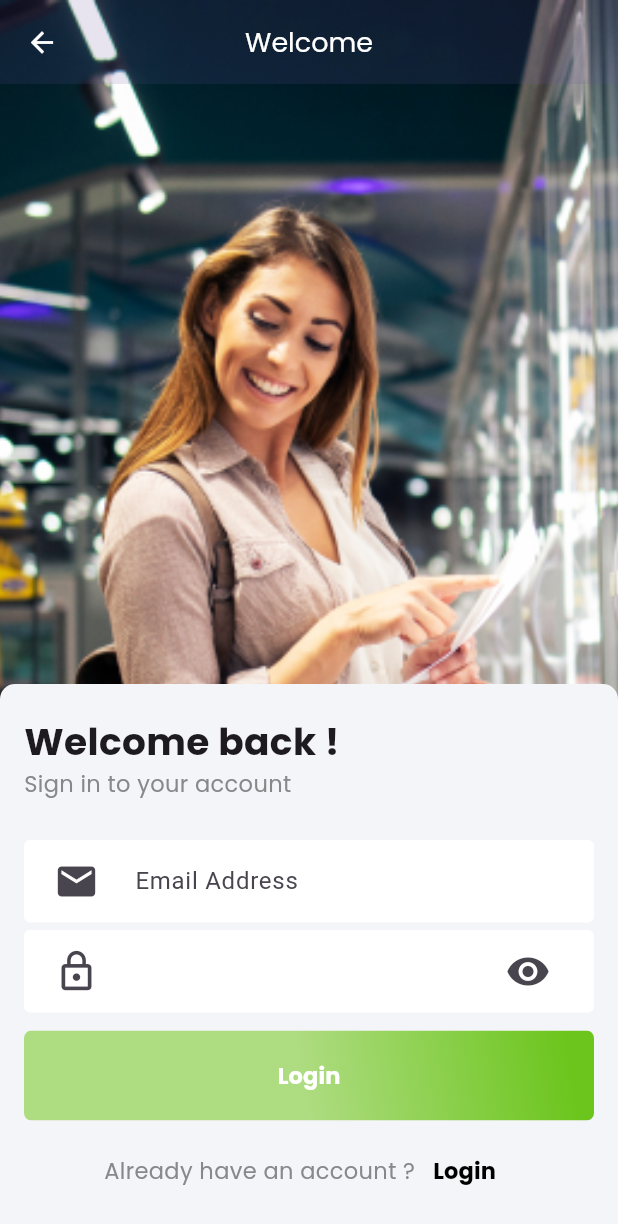
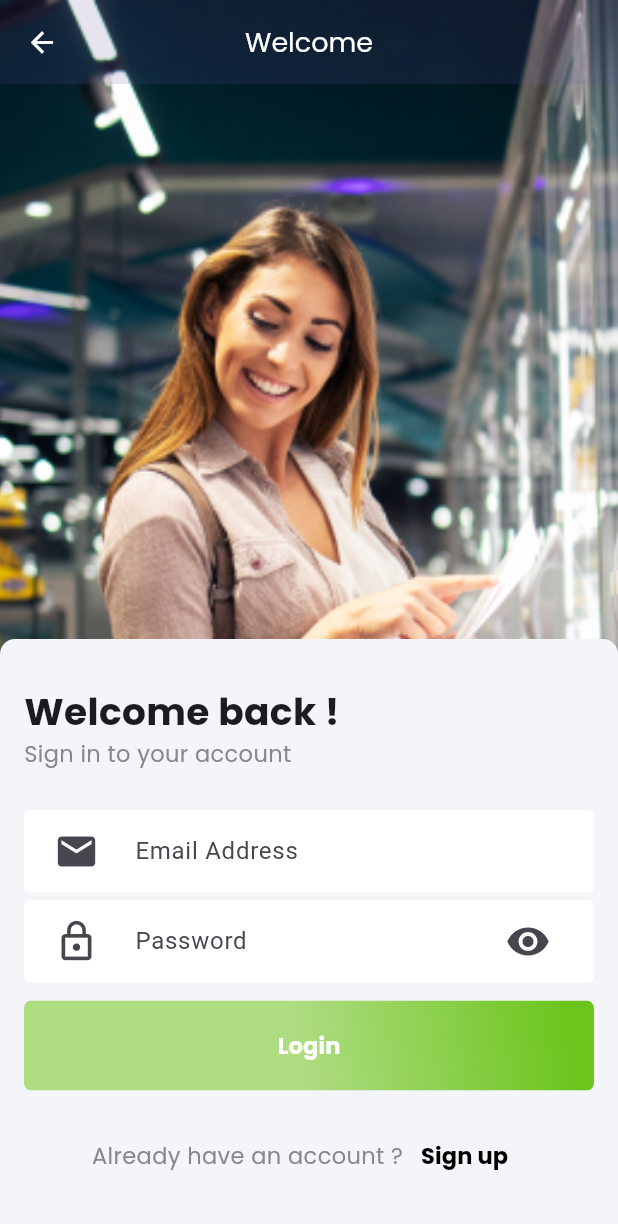
Before and after one commit to Alireza-Seif/Grocery-App, a Flutter app: the screen it shows after launch, after a tap on "Get started", after a tap on "Login", on a phone screen of 412 x 824 dp. Shown: the top 1224 px of the screen. Run offline on Flutter 3.47's test engine with Material 3 defaults, Android fonts, the phone set to English and light mode, and no system bars; our stand-ins replace flutter_svg.

Commit message:
feat: fix padding with the Theme

```diff
--- a/lib/components/text_field/password_text_field.dart
+++ b/lib/components/text_field/password_text_field.dart
@@ -18,6 +18,7 @@ class _PasswordFieldState extends State<PasswordField> {
       decoration: InputDecoration(
         filled: true,
         fillColor: Colors.white,
+        label: const Text('Password'),
         prefixIcon: const Padding(
           padding: EdgeInsets.only(right: 20, left: 20),
           child: Icon(
--- a/lib/screens/auth/auth_login.dart
+++ b/lib/screens/auth/auth_login.dart
@@ -1,31 +1,36 @@
 import 'package:flutter/material.dart';
-import 'package:grocery/components/icon/icon_view.dart';
 import 'package:grocery/components/text_field/email_text_field.dart';
-import 'package:grocery/constants/app_icons.dart';
-import 'package:grocery/screens/auth/auth_wdlcome.dart';
-import 'package:grocery/screens/splash/splash_1.dart';
+import 'package:grocery/components/text_field/password_text_field.dart';
+import 'package:grocery/main.dart';
+import 'package:grocery/screens/auth/auth_sign_up.dart';
 
-import '../../components/buttons/auth_button.dart';
 import '../../components/buttons/elevated_button.dart';
-import '../../components/text_field/password_text_field.dart';
 import '../../constants/langs/app_strings.dart';
 import '../../constants/themes/app_theme.dart';
 import '../../constants/themes/colors/app_colors.dart';
 import '../../widgets/app_bar.dart';
 import '../../widgets/back_button.dart';
-import '../splash/splash_4.dart';
+import 'auth_wdlcome.dart';
 
 class LoginScreen extends StatelessWidget {
-  const LoginScreen({super.key});
+  const LoginScreen({Key? key}) : super(key: key);
 
   @override
   Widget build(BuildContext context) {
-    return Scaffold(
+    return Theme(
+      data: ThemeData(
+        inputDecorationTheme: const InputDecorationTheme(
+          contentPadding: EdgeInsets.all(16.0),
+        ),
+        // Add other theme configurations as needed
+      ),
+      child: Scaffold(
         body: Container(
           decoration: const BoxDecoration(
             image: DecorationImage(
               image: AssetImage('assets/images/auth/auth2.png'),
-              fit: BoxFit.cover),
+              fit: BoxFit.cover,
+            ),
           ),
           child: Center(
             child: Column(
@@ -37,11 +42,11 @@ class LoginScreen extends StatelessWidget {
                   titleText: 'Welcome',
                 ),
                 const SizedBox(
-                height: 400,
+                  height: 370,
                 ),
                 Expanded(
                   child: Container(
-                  padding: const EdgeInsets.fromLTRB(16, 20, 16, 20),
+                    padding: const EdgeInsets.fromLTRB(16, 30, 16, 20),
                     decoration: const BoxDecoration(
                       color: AppColors.background2,
                       borderRadius: BorderRadius.only(
@@ -77,7 +82,7 @@ class LoginScreen extends StatelessWidget {
                             Navigator.pushReplacement(
                               context,
                               MaterialPageRoute(
-                              builder: (context) => const SplashScreen1(),
+                                builder: (context) => const HomPage(),
                               ),
                             );
                           },
@@ -98,16 +103,18 @@ class LoginScreen extends StatelessWidget {
                                   Navigator.pushReplacement(
                                     context,
                                     MaterialPageRoute(
-                                    builder: (context) => const SplashScreen1(),
+                                      builder: (context) =>  const SignUpScreen(),
                                     ),
                                   );
                                 },
-                              child: const Text('Login',
-                                  style: MyTextStyles.styleText1),
-                            )
+                                child: const Text(
+                                  'Sign up',
+                                  style: MyTextStyles.styleText1,
+                                ),
+                              ),
                             ],
                           ),
-                      )
+                        ),
                       ],
                     ),
                   ),
@@ -116,6 +123,7 @@ class LoginScreen extends StatelessWidget {
             ),
           ),
         ),
+      ),
     );
   }
 }
--- a/lib/screens/auth/auth_wdlcome.dart
+++ b/lib/screens/auth/auth_wdlcome.dart
@@ -1,6 +1,5 @@
 import 'package:flutter/material.dart';
 import 'package:grocery/screens/auth/auth_login.dart';
-import 'package:grocery/screens/splash/splash_1.dart';
 import 'package:grocery/widgets/app_bar.dart';
 
 import '../../components/buttons/auth_button.dart';
@@ -9,35 +8,43 @@ import '../../constants/langs/app_strings.dart';
 import '../../constants/themes/app_theme.dart';
 import '../../constants/themes/colors/app_colors.dart';
 import '../../widgets/back_button.dart';
-import '../splash/splash_4.dart';
+import '../intro_slider.dart';
 
 class WelcomeScreen extends StatelessWidget {
-  const WelcomeScreen({super.key});
+  const WelcomeScreen({Key? key}) : super(key: key);
 
   @override
   Widget build(BuildContext context) {
-    return Scaffold(
+    return Theme(
+      data: ThemeData(
+        inputDecorationTheme: const InputDecorationTheme(
+          contentPadding: EdgeInsets.all(16.0),
+        ),
+        // Add other theme configurations as needed
+      ),
+      child: Scaffold(
         body: Container(
           decoration: const BoxDecoration(
             image: DecorationImage(
               image: AssetImage('assets/images/auth/auth1.png'),
-              fit: BoxFit.cover),
+              fit: BoxFit.cover,
+            ),
           ),
           child: Center(
             child: Column(
               children: [
                 CustomAppBar(
                   leading: const BackButtonWidget(
-                  destinationPage: SplashScreen4(),
+                    destinationPage: IntroSliderPage(),
                   ),
                   titleText: 'Welcome',
                 ),
                 const SizedBox(
-                height: 440,
+                  height: 390,
                 ),
                 Expanded(
                   child: Container(
-                  padding: const EdgeInsets.fromLTRB(16, 20, 16, 20),
+                    padding: const EdgeInsets.fromLTRB(17, 30, 17, 40),
                     decoration: const BoxDecoration(
                       color: AppColors.background2,
                       borderRadius: BorderRadius.only(
@@ -93,12 +100,14 @@ class WelcomeScreen extends StatelessWidget {
                                     ),
                                   );
                                 },
-                              child: const Text('Login',
-                                  style: MyTextStyles.styleText1),
-                            )
+                                child: const Text(
+                                  'Login',
+                                  style: MyTextStyles.styleText1,
+                                ),
+                              ),
                             ],
                           ),
-                      )
+                        ),
                       ],
                     ),
                   ),
@@ -107,6 +116,7 @@ class WelcomeScreen extends StatelessWidget {
             ),
           ),
         ),
+      ),
     );
   }
 }
```
Lines whose indentation alone changed are shown as unchanged.
